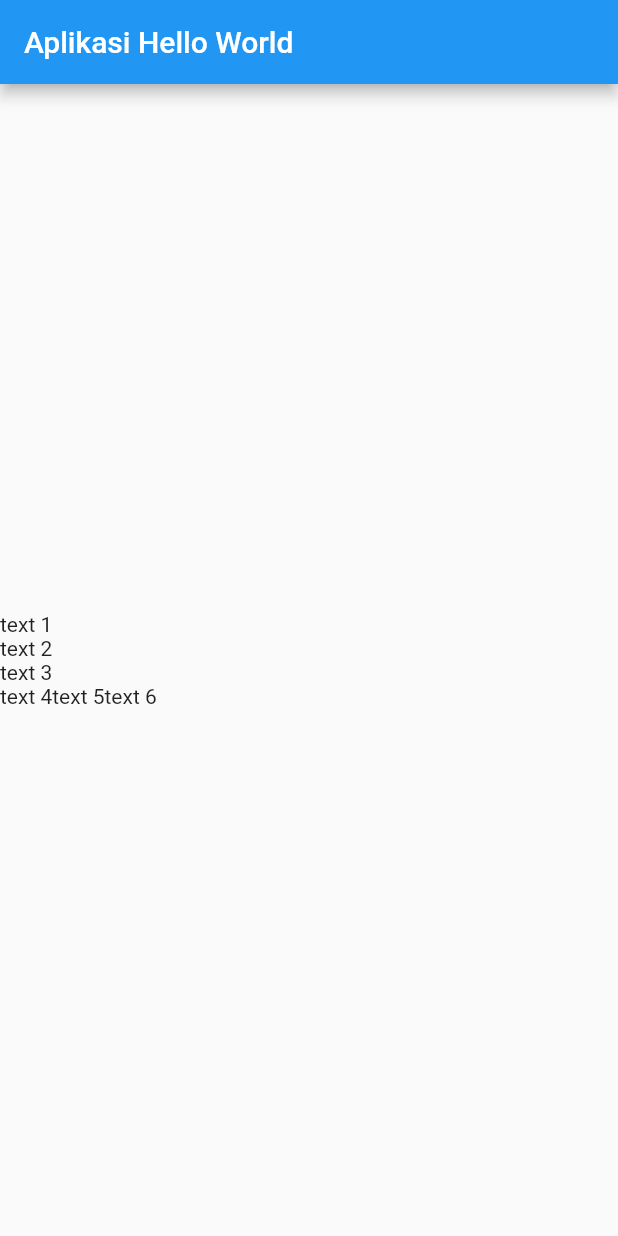
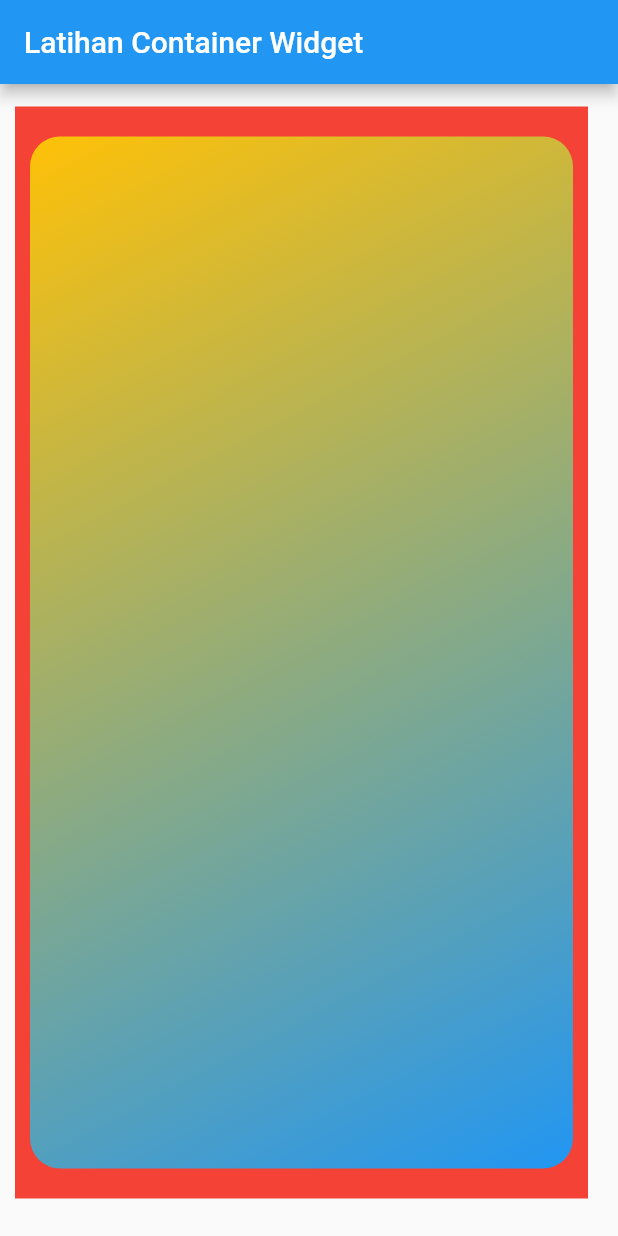
Before and after one commit to fuadtanjung/helloworld, a Flutter app: the screen it shows after launch, on a phone screen of 412 x 824 dp. Run offline on Flutter 3.47's test engine with Material 2 defaults, Android fonts, the phone set to English and light mode, and no system bars.

Commit message:
Latihan Container Widget

```diff
--- a/lib/main.dart
+++ b/lib/main.dart
@@ -9,26 +9,30 @@ class MyApp extends StatelessWidget {
   Widget build(BuildContext context) {
     return MaterialApp(
       home: Scaffold(
-        appBar: AppBar(
-          title: Text("Aplikasi Hello World"),
-        ),
-        body:Column(
-          mainAxisAlignment: MainAxisAlignment.center,
-          crossAxisAlignment: CrossAxisAlignment.start,
-          children: <Widget>[
-            Text("text 1"),
-            Text("text 2"),
-            Text("text 3"),
-            Row(
-              children: <Widget>[
-                Text("text 4"),
-                Text("text 5"),
-                Text("text 6")
-              ],
-            )
-          ],
-        )
-      ),
+          appBar: AppBar(
+            title: Text("Latihan Container Widget"),
+          ),
+          body: Container(
+            color: Colors.red, // untuk mengganti warna body
+            // margin: EdgeInsets.all(10), //untuk mengatur jarak di luar dengan keseluruhan
+            margin: EdgeInsets.fromLTRB(10, 15, 20,
+                25), //untuk mengatur jarak di luar LTRB(left,top,right,bottom)
+            // padding: EdgeInsets.all(
+            //     10), untuk mengatur jarak di dalam dengan keseluruhan
+            padding: EdgeInsets.only(
+                top: 10,
+                bottom: 10), //untuk mengatur jarak di dalam dengan di tentukan
+            child: Container(
+              // color: Colors.blue,
+              margin: EdgeInsets.all(10),
+              decoration: BoxDecoration(
+                borderRadius: BorderRadius.circular(20),
+                  gradient: LinearGradient(
+                      begin: Alignment.topLeft,
+                      end: Alignment.bottomRight,
+                      colors: <Color>[Colors.amber, Colors.blue])),
+            ),
+          )),
     );
   }
 }
```
